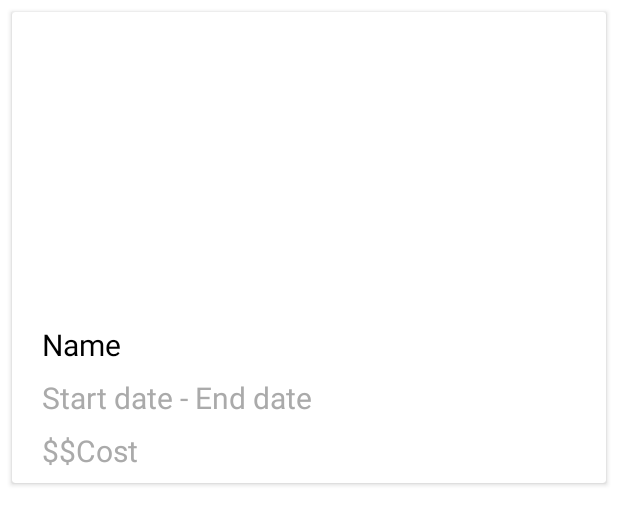
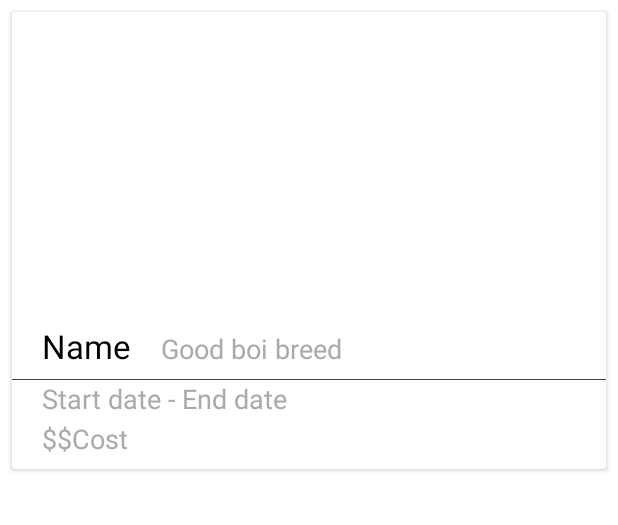
Before and after one commit to ChloeL01/CP3407---Assignment, an Android app: the layout image_item.xml on its own in the app's theme, with its tools: preview values and no code run, on a phone screen of 412 x 824 dp. Shown: the top 525 px of the screen. Run offline under Robolectric (Android 15) with nearby library versions, the phone set to English and light mode, and no system bars.

```diff
--- a/CP3407Assignment/app/src/main/java/com/example/cp3407_assignment/ui/home/DoggoInformation.kt
+++ b/CP3407Assignment/app/src/main/java/com/example/cp3407_assignment/ui/home/DoggoInformation.kt
@@ -29,9 +29,9 @@ class DoggoInformation : Fragment() {
             .into(binding.imageView)
         (activity as AppCompatActivity).supportActionBar?.title = arguments?.getString("doggo_name")
         binding.textViewName.text = arguments?.getString("doggo_name")
+        binding.textViewBreed.text = arguments?.getString("doggo_breed")
         binding.textViewDescription.text = arguments?.getString("description")
         binding.textViewReviews.text = arguments?.getString("reviews")
-
 
         return root
     }
--- /dev/null
+++ b/CP3407Assignment/app/src/main/res/drawable/border_set.xml
@@ -0,0 +1,13 @@
+<?xml version="1.0" encoding="utf-8"?>
+<layer-list xmlns:android="http://schemas.android.com/apk/res/android">
+    <item>
+        <shape android:shape="rectangle" >
+            <solid android:color="@color/cardview_dark_background"/>
+        </shape>
+    </item>
+    <item android:bottom="1dp" >
+        <shape android:shape="rectangle" >
+            <solid android:color="#FFFFFF" />
+        </shape>
+    </item>
+</layer-list>
--- a/CP3407Assignment/app/src/main/res/layout/fragment_dogs.xml
+++ b/CP3407Assignment/app/src/main/res/layout/fragment_dogs.xml
@@ -25,8 +25,10 @@
         android:layout_width="wrap_content"
         android:layout_height="wrap_content"
         android:text="Button"
-        tools:layout_editor_absoluteX="151dp"
-        tools:layout_editor_absoluteY="113dp" />
+        app:layout_constraintBottom_toTopOf="@+id/text_dashboard"
+        app:layout_constraintEnd_toEndOf="parent"
+        app:layout_constraintStart_toStartOf="parent"
+        app:layout_constraintTop_toTopOf="parent" />
 
 
 </androidx.constraintlayout.widget.ConstraintLayout>
--- a/CP3407Assignment/app/src/main/res/layout/image_item.xml
+++ b/CP3407Assignment/app/src/main/res/layout/image_item.xml
@@ -12,28 +12,49 @@
         <ImageView
             android:id="@+id/image_view_upload"
             android:layout_width="match_parent"
-            android:layout_height="200dp" />
+            android:layout_height="200dp"
+            android:contentDescription="@string/good_boi_pic" />
+
+
+        <LinearLayout
+            android:layout_width="match_parent"
+            android:layout_height="match_parent"
+            android:orientation="horizontal"
+            android:background="@drawable/border_set">
 
             <TextView
                 android:id="@+id/text_view_name"
                 android:layout_width="wrap_content"
                 android:layout_height="wrap_content"
                 android:layout_marginStart="20dp"
+                android:layout_marginTop="8dp"
                 android:layout_marginBottom="8dp"
+                android:text="@string/doggo_name"
+                android:textColor="@android:color/black"
+                android:textSize="22sp" />
+
+            <TextView
+                android:id="@+id/text_view_breed"
+                android:layout_width="wrap_content"
+                android:layout_height="wrap_content"
+                android:layout_marginStart="20dp"
                 android:layout_marginTop="8dp"
-            android:text="Name"
-            android:textColor="@android:color/black"
-            android:textSize="20sp" />
+                android:layout_marginBottom="8dp"
+                android:text="@string/good_boi_breed"
+                android:textColor="@android:color/darker_gray"
+                android:textSize="18sp" />
+        </LinearLayout>
+
 
         <TextView
             android:id="@+id/text_view_start_date"
             android:layout_width="wrap_content"
             android:layout_height="wrap_content"
             android:layout_marginStart="20dp"
-            android:layout_marginBottom="8dp"
-            android:text="Start date - End date"
+            android:layout_marginBottom="2dp"
+            android:text="@string/start_date_end_date"
             android:textColor="@android:color/darker_gray"
-            android:textSize="20sp" />
+            android:textSize="18sp" />
 
         <TextView
             android:id="@+id/text_view_cost"
@@ -41,9 +62,9 @@
             android:layout_height="wrap_content"
             android:layout_marginStart="20dp"
             android:layout_marginBottom="8dp"
-            android:text="$$Cost"
+            android:text="@string/cost"
             android:textColor="@android:color/darker_gray"
-            android:textSize="20sp" />
+            android:textSize="18sp" />
 
 
     </LinearLayout>
--- a/CP3407Assignment/app/src/main/res/values/strings.xml
+++ b/CP3407Assignment/app/src/main/res/values/strings.xml
@@ -53,11 +53,19 @@
 
     <string name="selected_item">Selected item:</string>
     <string-array name="Filter_options">
-        <item>Price (descending)</item>
-        <item>Price (ascending)</item>
-        <item>Breed (ascending)</item>
-        <item>Breed (descending)</item>
+        <item>Price (Low to High)</item>
+        <item>Price (High to Low)</item>
+        <item>Breed (A-Z)</item>
+        <item>Breed (Z-A)</item>
         <item>Most Popular</item>
     </string-array>
     <string name="search_results_number">%1$s Doggos Found</string>
+    <string name="good_boi_pic">Good boi pic</string>
+
+    <string name="hire_date">%1$s - %2$s</string>
+    <string name="hire_cost">$%1$s</string>
+    <string name="doggo_name">Name</string>
+    <string name="good_boi_breed">Good boi breed</string>
+    <string name="start_date_end_date">Start date - End date</string>
+    <string name="cost">$$Cost</string>
 </resources>
```
Also changed, not shown: CP3407Assignment/app/src/main/java/com/example/cp3407_assignment/ui/home/HomeFragment.kt (+21 -9 lines), CP3407Assignment/app/src/main/java/com/example/cp3407_assignment/ui/home/ImageAdapter.kt (+6 -3 lines). Lines whose indentation alone changed are shown as unchanged.
